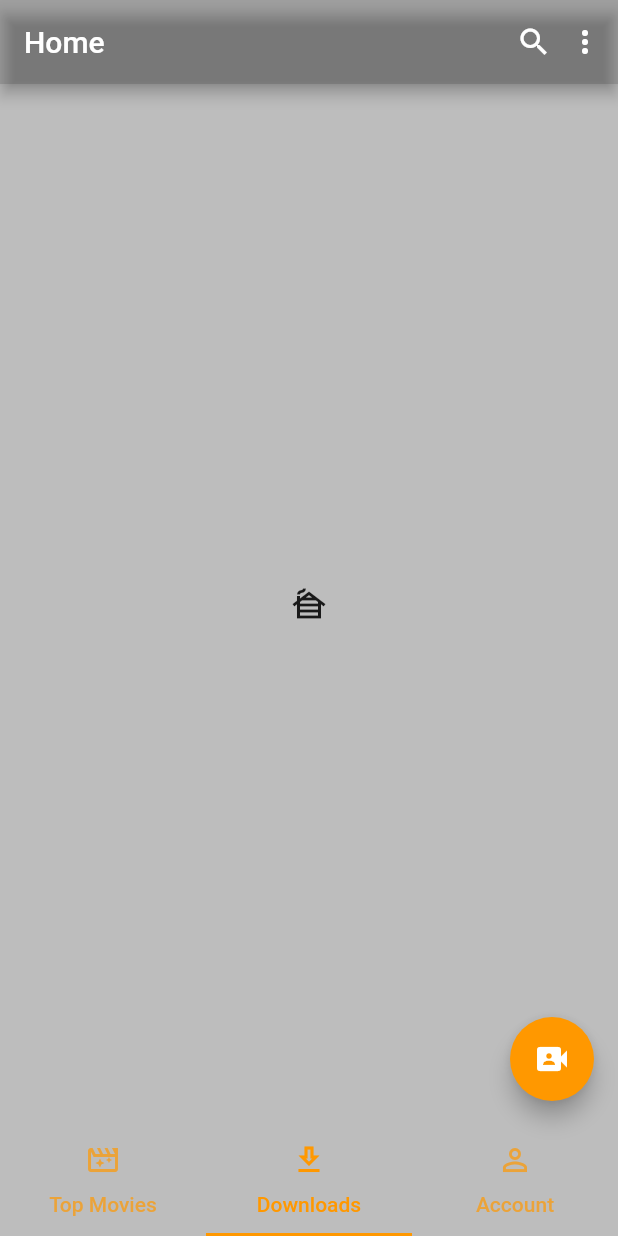
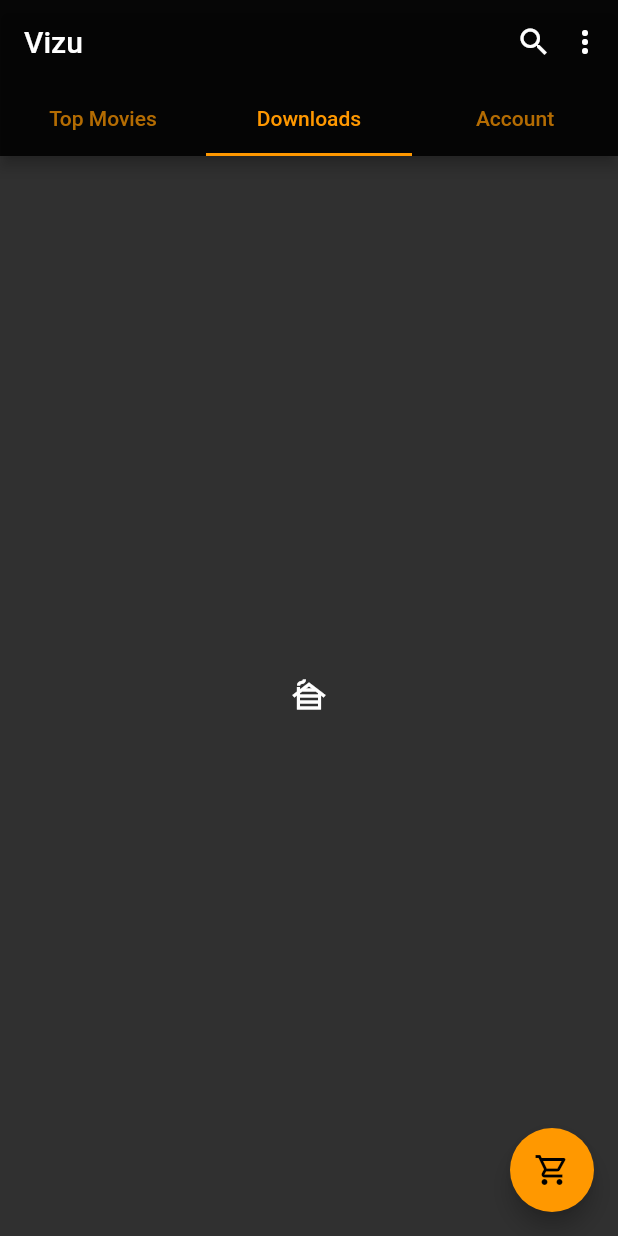
Before and after one commit to Oben-Desmond/Youtube-Clone, a Flutter app: the screen it shows after launch, tab 2 chosen, on a phone screen of 412 x 824 dp. Run offline on Flutter 3.47's test engine with Material 2 defaults, Android fonts, the phone set to English and light mode, and no system bars; network calls fail.

Commit message:
trying__to__figure__out__theme

```diff
--- a/lib/main.dart
+++ b/lib/main.dart
@@ -3,6 +3,7 @@ import 'dart:math';
 import 'package:first_flutter_app/screens/CardWidget.dart';
 import 'package:first_flutter_app/screens/home_screen.dart';
 import 'package:flutter/material.dart';
+import 'package:flutter/services.dart';
 
 void main() {
   var rng = new Random();
@@ -17,14 +18,39 @@ class MyApp extends StatelessWidget {
   Widget build(BuildContext context) {
     return MaterialApp(
         debugShowCheckedModeBanner: false,
+        theme:  ThemeData(
+        brightness: Brightness.light,
+        /* light theme settings */
+      ),
+      darkTheme: ThemeData(
+        brightness: Brightness.dark,
+        /* dark theme settings */
+      ),
+      themeMode: ThemeMode.dark,
+      /* ThemeMode.system to follow system theme,
+         ThemeMode.light for light theme,
+         ThemeMode.dark for dark theme
+      */
+
+
         home: DefaultTabController(
           length:3,
           child: Scaffold(
-            backgroundColor: Colors.black26,
+            // backgroundColor: Colors.black26,
             appBar: AppBar(
-              title: Text('Home'),
-              backgroundColor: Colors.black12,
-
+              title: Text('Vizu'),
+              backgroundColor: Colors.black87,
+              systemOverlayStyle: SystemUiOverlayStyle(statusBarColor: Colors.orange),
+              bottom:  TabBar(
+                indicatorColor: Colors.orange,
+                labelColor: Colors.orange,
+                tabs: [
+                  Tab(text: 'Top Movies',),
+                  Tab(text: 'Downloads',),
+                  Tab(text: 'Account'),
+                  // Tab(icon: Icon(Icons.directions_bike)),
+                ],
+              ),
               actions: [
                 Icon(
                   Icons.search,
@@ -46,33 +72,32 @@ class MyApp extends StatelessWidget {
                     CardWidget(
                         name: 'Akumah Ndeh',
                         url:
-                            'https://images.unsplash.com/file-1628106544947-73e839ff1e0fimage',
+                            'https://i.ytimg.com/vi_webp/VSB4wGIdDwo/maxresdefault.webp',
                         timeago: '3 Weeks Ago',
-                        views: '20M'),
+                        views: 'Without Re', title: 'Wonder Woman Official Movie'),
                     CardWidget(
                         name: 'Larel Mathews',
-                        url:
-                            'https://images.unsplash.com/photo-1501281668745-f7f57925c3b4?ixid=MnwxMjA3fDB8MHxzZWFyY2h8Nnx8ZXZlbnR8ZW58MHx8MHx8&ixlib=rb-1.2.1&auto=format&fit=crop&w=500&q=60',
+                        url: 'https://miro.medium.com/max/700/1*IcdX73amafu9QGM-43I4WQ.jpeg',
                         timeago: '2 Weeks Ago',
-                        views: '20M'),
+                        views: '20M', title: 'Without Remourse Tom Clancy'),
                     CardWidget(
                         name: 'Peter Parker',
                         url:
-                            'https://images.unsplash.com/photo-1508997449629-303059a039c0?ixid=MnwxMjA3fDB8MHxzZWFyY2h8MTV8fGV2ZW50fGVufDB8fDB8fA%3D%3D&ixlib=rb-1.2.1&auto=format&fit=crop&w=500&q=60',
+                            'https://static.cdprojektred.com/cms.cdprojektred.com/1x1_middle/4d906a86e3029d7fe811967268578a4412bb05f2-592x592.jpg',
                         timeago: '1 Weeks Ago',
-                        views: '20M'),
+                        views: '20M', title: 'The Witcher '),
                     CardWidget(
                         name: 'Lesly Lebron',
                         url:
-                            'https://images.unsplash.com/photo-1560523160-754a9e25c68f?ixid=MnwxMjA3fDB8MHxzZWFyY2h8MTh8fGV2ZW50fGVufDB8fDB8fA%3D%3D&ixlib=rb-1.2.1&auto=format&fit=crop&w=500&q=60',
+                            'https://i.ytimg.com/vi/JrndifJj2A0/maxresdefault.jpg',
                         timeago: '9 Weeks Ago',
-                        views: '20M'),
+                        views: '20M', title: 'Sacrifice of Tears - season 5'),
                     CardWidget(
                         name: 'Usain Bolt',
                         url:
                             'https://imgresizer.eurosport.com/unsafe/1200x0/filters:format(jpeg)/origin-imgresizer.eurosport.com/2021/04/05/3023585-62027428-2560-1440.jpg',
                         timeago: '20 months Ago',
-                        views: '20M'),
+                        views: '20M', title: '20M' ),
                   ],
                 ),
                 Icon(Icons.cabin),
@@ -81,19 +106,10 @@ class MyApp extends StatelessWidget {
             ),
             floatingActionButton: FloatingActionButton(
               onPressed: () => {},
-              child: Icon(Icons.video_camera_front),
+              child: Icon(Icons.shopping_cart_outlined),
               backgroundColor: Colors.orange,
             ),
-            bottomNavigationBar: TabBar(
-                indicatorColor: Colors.orange,
-                labelColor: Colors.orange,
-                tabs: [
-                  Tab(icon: Icon(Icons.movie_filter_outlined,textDirection: TextDirection.rtl,),text: 'Top Movies',),
-                  Tab(icon: Icon(Icons.download_outlined), text: 'Downloads',),
-                  Tab(icon: Icon(Icons.person_outline_outlined),text: 'Account'),
-                  // Tab(icon: Icon(Icons.directions_bike)),
-                ],
-              ),
+
           ),
 
         ));
```
Also changed, not shown: lib/screens/CardWidget.dart (+26 -22 lines).
